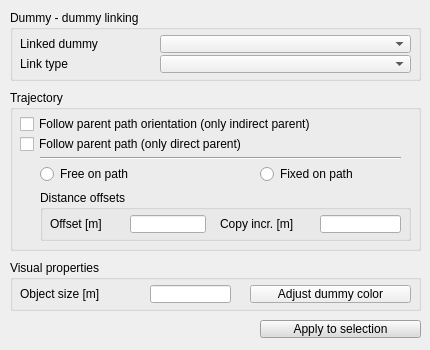
Old version of the form ui/qdlgdummies.ui in the repository CoppeliaRobotics/coppeliaSimLib.
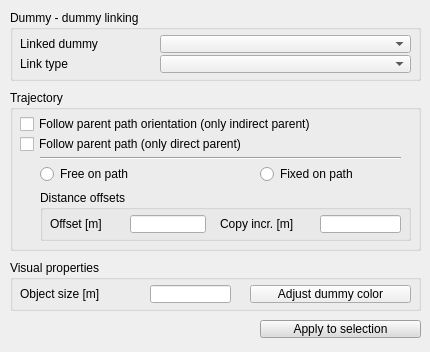
New version of the form.

The edit to the form file:
```diff
--- a/ui/qdlgdummies.ui
+++ b/ui/qdlgdummies.ui
@@ -7,7 +7,7 @@
     <x>0</x>
     <y>0</y>
     <width>430</width>
-    <height>350</height>
+    <height>352</height>
    </rect>
   </property>
   <property name="windowTitle">
```
Left out of the diff: 2 changed lines with no effect on the pictures.
